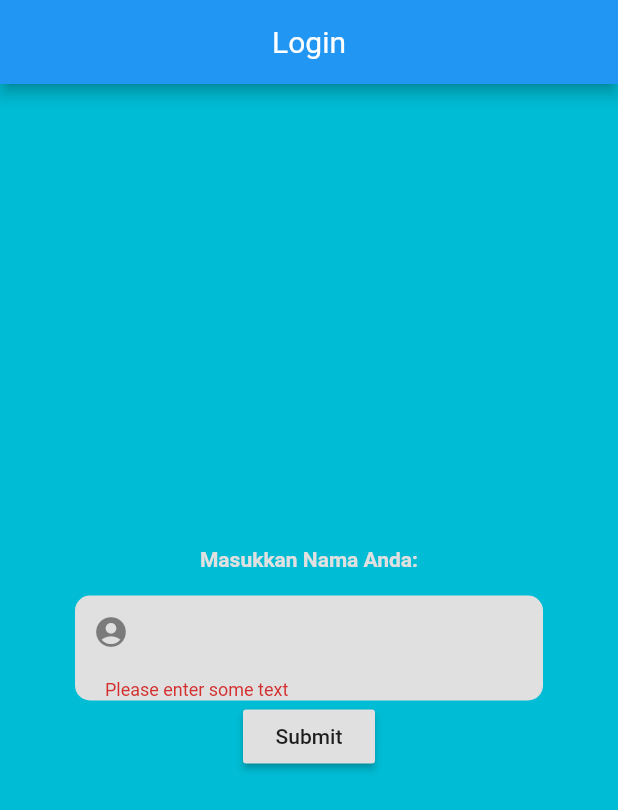
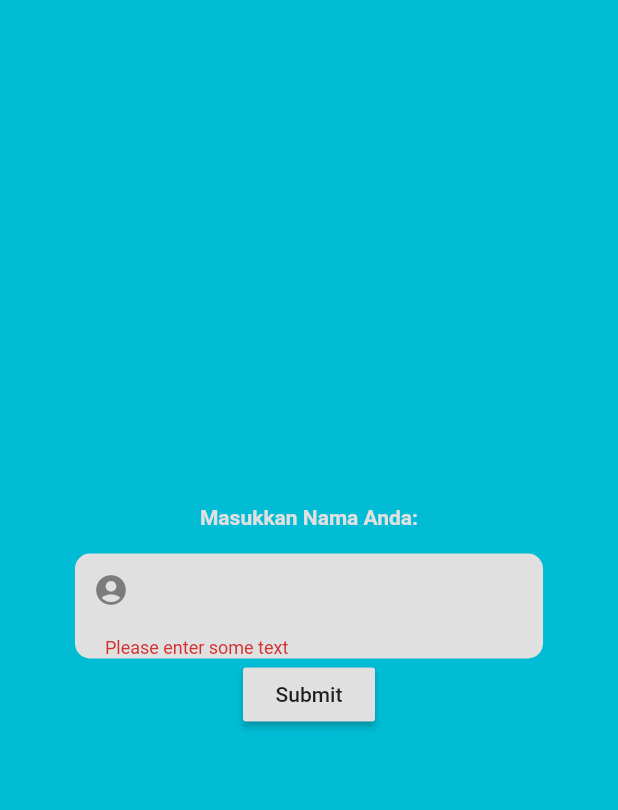
Before and after one commit to dzakwandp/TugasUAS, a Flutter app: the screen it shows after launch, after a tap on "Submit", on a phone screen of 412 x 824 dp. Shown: the top 810 px of the screen. Run offline on Flutter 3.47's test engine with Material 2 defaults, Android fonts, the light colour scheme and no system bars.

```diff
--- a/lib/homeview.dart
+++ b/lib/homeview.dart
@@ -80,18 +80,18 @@ class _HomePageState extends State<HomePage> {
   @override
   Widget build(BuildContext context) {
     return Scaffold(
-      appBar: AppBar(
-        actions: <Widget>[
-        ],
-        centerTitle: true,
-        title: Text(
-          'Login',
-          style: TextStyle(
-              fontSize: 20.0,
-              fontWeight: FontWeight.normal,
-              fontStyle: FontStyle.normal),
-        ),
-      ),
+      // appBar: AppBar(
+      //   actions: <Widget>[
+      //   ],
+      //   centerTitle: true,
+      //   title: Text(
+      //     'Login',
+      //     style: TextStyle(
+      //         fontSize: 20.0,
+      //         fontWeight: FontWeight.normal,
+      //         fontStyle: FontStyle.normal),
+      //   ),
+      // ),
       backgroundColor: Colors.cyan,
       body: Center(
         child: MyCustomForm()),
--- a/lib/splashscreen.dart
+++ b/lib/splashscreen.dart
@@ -25,7 +25,7 @@ startSplashScreen()async{
   @override
   Widget build(BuildContext context){
     return Scaffold(
-      backgroundColor: Colors.grey,
+      backgroundColor: Colors.black,
       body: Center(
         child: Image.asset(
           "images/splash.png",
--- a/lib/survey.dart
+++ b/lib/survey.dart
@@ -1,8 +1,8 @@
 import 'package:flutter/material.dart';
 
-class SurveyPage extends StatefulWidget {
-  @override
-  MyCustomFormState createState() {
-    return MyCustomFormState();//
-  }
-}
+// class SurveyPage extends StatefulWidget {
+//   @override
+//   MyCustomFormState createState() {
+//     return MyCustomFormState();
+//   }
+// }
```
Also changed, not shown: images/splash.png.
